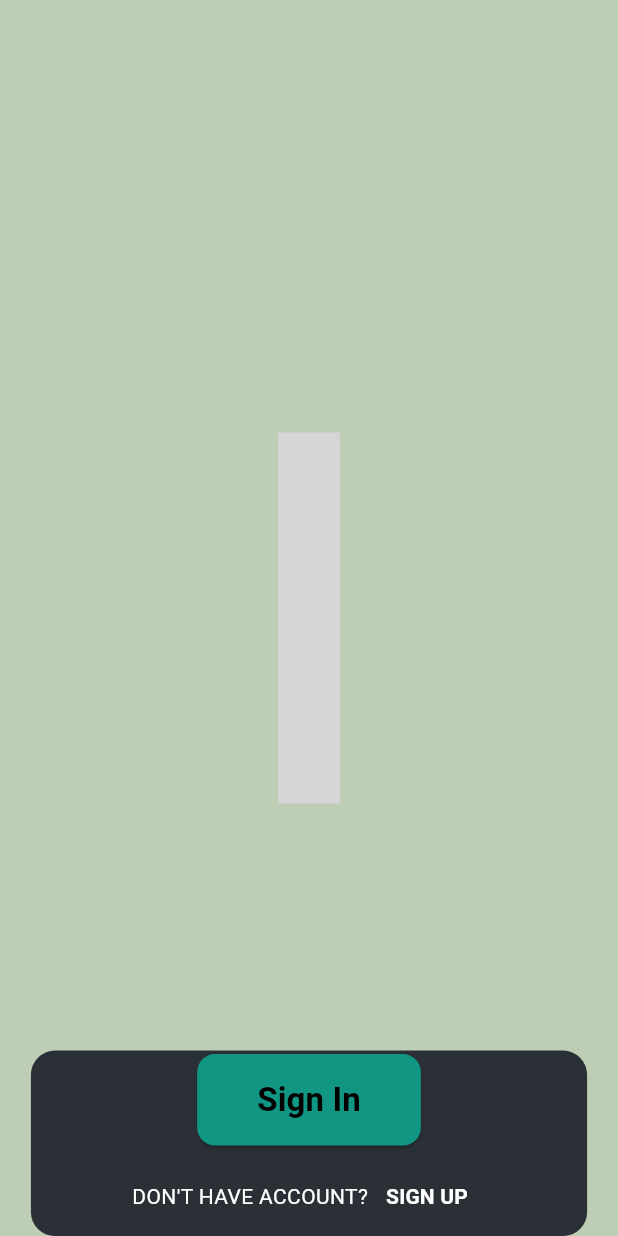
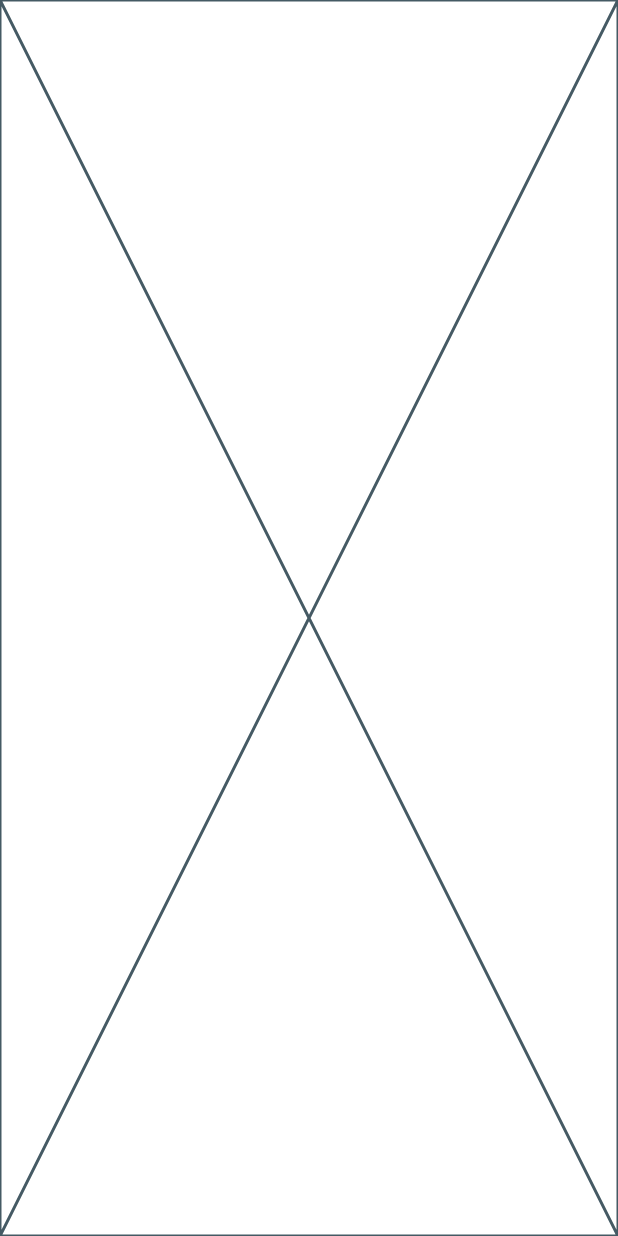
Before and after one commit to Luiz-Tomasi/StudioApp, a Flutter app: the screen it shows after launch, after a tap on "Sign In", on a phone screen of 412 x 824 dp. Run offline on Flutter 3.47's test engine with Material 3 defaults, Android fonts, the phone set to English and light mode, and no system bars; our stand-ins replace flutter_svg; grey boxes are pictures that could not be loaded.

Commit message:
add a router to the main

```diff
--- a/lib/main.dart
+++ b/lib/main.dart
@@ -1,5 +1,6 @@
 import 'package:flutter/material.dart';
-import 'package:flutter_svg/flutter_svg.dart';
+import 'package:my_app/pages/intro_page.dart';
+import 'package:my_app/pages/login_page.dart';
 
 void main() {
   runApp(const MyApp());
@@ -12,93 +13,10 @@ class MyApp extends StatelessWidget {
   Widget build(BuildContext context) {
     return MaterialApp(
       debugShowCheckedModeBanner: false,
-      home: Scaffold(
-        backgroundColor: Color.fromRGBO(190, 206, 180, 1),
-        body: Stack(
-          children: [
-            Align(
-              alignment: Alignment.center,
-              child: SvgPicture.asset(
-                '../assets/images/workoutMenu.svg', // Caminho para o arquivo SVG
-                width: MediaQuery.of(context).size.width *
-                    0.1, // Definindo a largura da imagem
-                height: MediaQuery.of(context).size.height *
-                    0.3, // Definindo a altura da imagem
-              ),
-            ),
-            Align(
-              alignment: Alignment.bottomCenter,
-              child: Container(
-                width: MediaQuery.of(context).size.width *
-                    0.9, // 90% da largura da tela
-                height: MediaQuery.of(context).size.height *
-                    0.15, // 15% da altura da tela
-                decoration: BoxDecoration(
-                  color: Color.fromRGBO(42, 48, 54, 1), // Fundo verde escuro
-                  borderRadius:
-                      BorderRadius.circular(16), // Borda com raio de 16px
-                ),
-                child: Column(
-                  mainAxisAlignment: MainAxisAlignment
-                      .center, // Centralizar elementos verticalmente
-                  children: [
-                    // Botão "Sign In"
-                    ElevatedButton(
-                      onPressed: () {
-                        // Ação ao pressionar o botão
-                      },
-                      style: ElevatedButton.styleFrom(
-                        backgroundColor: Color.fromRGBO(18, 150, 132, 1), // Cor do fundo do botão
-                        padding: EdgeInsets.symmetric(
-                            horizontal: 40, vertical: 15), // Tamanho do botão
-                        shape: RoundedRectangleBorder(
-                          borderRadius:
-                              BorderRadius.circular(12), // Borda do botão
-                        ),
-                      ),
-                      child: Text(
-                        'Sign In',
-                        style: TextStyle(
-                          color: Colors.black, // Cor do texto
-                          fontSize: 22,
-                          fontWeight: FontWeight.bold,
-                        ),
-                      ),
-                    ),
-                    SizedBox(height: 10), // Espaçamento entre o botão e o texto
-                    // Texto "DON’T HAVE ACCOUNT SIGN UP"
-                    Row(
-                      mainAxisAlignment: MainAxisAlignment.center,
-                      children: [
-                        Text(
-                          "DON'T HAVE ACCOUNT?",
-                          style: TextStyle(
-                            color: Colors.white, // Cor do texto
-                            fontSize: 14,
-                          ),
-                        ),
-                        TextButton(
-                          onPressed: () {
-                            // Ação ao pressionar o "Sign Up"
-                          },
-                          child: Text(
-                            'SIGN UP',
-                            style: TextStyle(
-                              color: Colors.white, // Cor do "SIGN UP"
-                              fontWeight: FontWeight.bold,
-                              fontSize: 14,
-                            ),
-                          ),
-                        ),
-                      ],
-                    ),
-                  ],
-                ),
-              ),
-            ),
-          ],
-        ),
-      ),
+      routes: {
+        '/' : (context) => IntroPage(),
+        '/login' : (context) => login_page(),
+      },
     );
   }
 }
--- /dev/null
+++ b/lib/pages/intro_page.dart
@@ -0,0 +1,97 @@
+import 'package:flutter/material.dart';
+import 'package:flutter_svg/flutter_svg.dart';
+import 'package:my_app/pages/login_page.dart';
+
+class IntroPage extends StatelessWidget {
+  const IntroPage({super.key});
+
+  @override
+  Widget build(BuildContext context) {
+    return Scaffold(
+        backgroundColor: Color.fromRGBO(190, 206, 180, 1),
+        body: Stack(
+          children: [
+            Align(
+              alignment: Alignment.center,
+              child: SvgPicture.asset(
+                '../assets/images/workoutMenu.svg', // Caminho para o arquivo SVG
+                width: MediaQuery.of(context).size.width *
+                    0.1, // Definindo a largura da imagem
+                height: MediaQuery.of(context).size.height *
+                    0.3, // Definindo a altura da imagem
+              ),
+            ),
+            Align(
+              alignment: Alignment.bottomCenter,
+              child: Container(
+                width: MediaQuery.of(context).size.width *
+                    0.9, // 90% da largura da tela
+                height: MediaQuery.of(context).size.height *
+                    0.15, // 15% da altura da tela
+                decoration: BoxDecoration(
+                  color: Color.fromRGBO(42, 48, 54, 1), // Fundo verde escuro
+                  borderRadius:
+                      BorderRadius.circular(16), // Borda com raio de 16px
+                ),
+                child: Column(
+                  mainAxisAlignment: MainAxisAlignment
+                      .center, // Centralizar elementos verticalmente
+                  children: [
+                    // Botão "Sign In"
+                    ElevatedButton(
+                      onPressed: () {
+                            Navigator.pushNamed(context, "/login");
+                      },
+                      style: ElevatedButton.styleFrom(
+                        backgroundColor: Color.fromRGBO(18, 150, 132, 1), // Cor do fundo do botão
+                        padding: EdgeInsets.symmetric(
+                            horizontal: 40, vertical: 15), // Tamanho do botão
+                        shape: RoundedRectangleBorder(
+                          borderRadius:
+                              BorderRadius.circular(12), // Borda do botão
+                        ),
+                      ),
+                      child: Text(
+                        'Sign In',
+                        style: TextStyle(
+                          color: Colors.black, // Cor do texto
+                          fontSize: 22,
+                          fontWeight: FontWeight.bold,
+                        ),
+                      ),
+                    ),
+                    SizedBox(height: 10), // Espaçamento entre o botão e o texto
+                    // Texto "DON’T HAVE ACCOUNT SIGN UP"
+                    Row(
+                      mainAxisAlignment: MainAxisAlignment.center,
+                      children: [
+                        Text(
+                          "DON'T HAVE ACCOUNT?",
+                          style: TextStyle(
+                            color: Colors.white, // Cor do texto
+                            fontSize: 14,
+                          ),
+                        ),
+                        TextButton(
+                          onPressed: () {
+                          },
+                          child: Text(
+                            'SIGN UP',
+                            style: TextStyle(
+                              color: Colors.white, // Cor do "SIGN UP"
+                              fontWeight: FontWeight.bold,
+                              fontSize: 14,
+                            ),
+                          ),
+                        ),
+                      ],
+                    ),
+                  ],
+                ),
+              ),
+            ),
+          ],
+        ),
+      );
+  }
+}
--- /dev/null
+++ b/lib/pages/login_page.dart
@@ -0,0 +1,10 @@
+import 'package:flutter/material.dart';
+
+class login_page extends StatelessWidget {
+  const login_page({super.key});
+
+  @override
+  Widget build(BuildContext context) {
+    return const Placeholder();
+  }
+}
```
